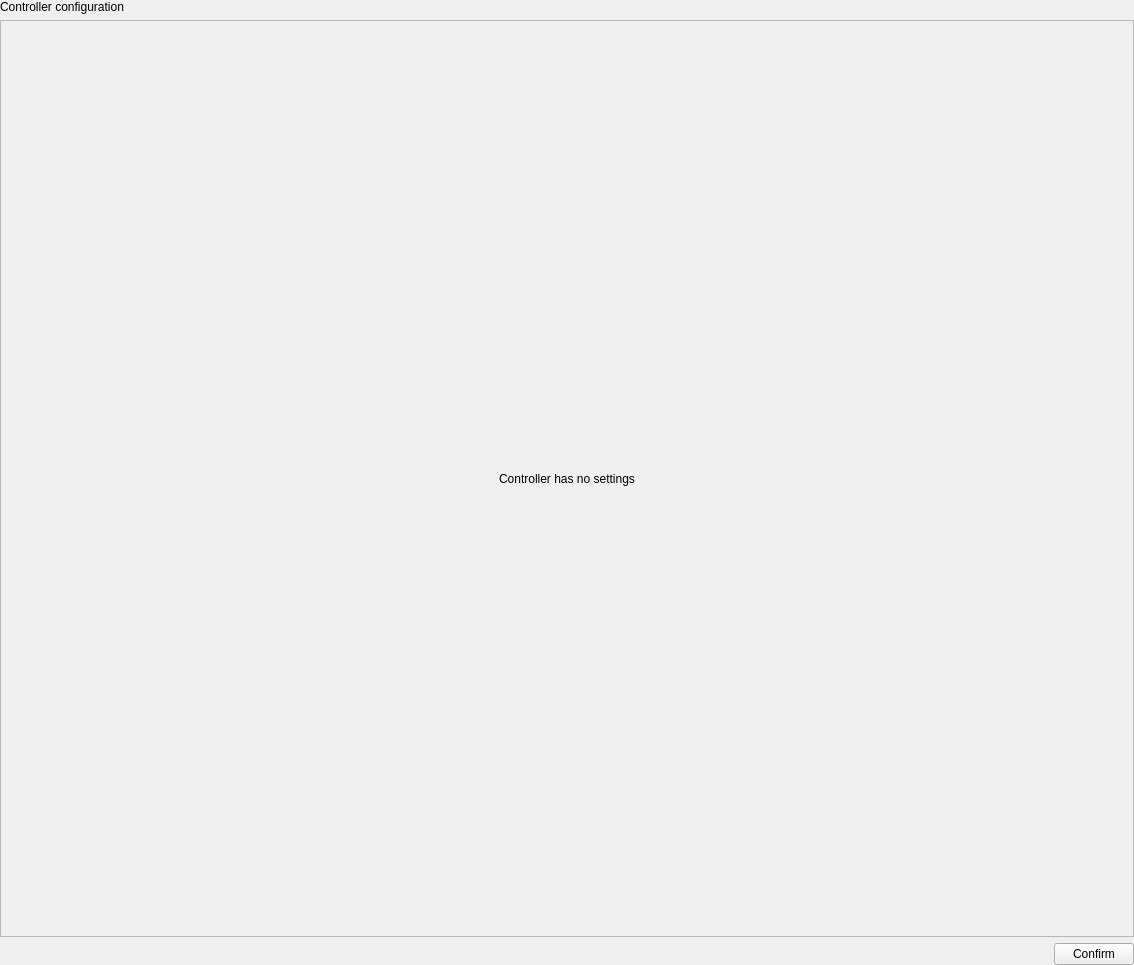
First picture: the form in src/libs/libhardware/hardware/ControllerActivity.ui, repository mrdeveloperdude/OctoMY, before the edit.
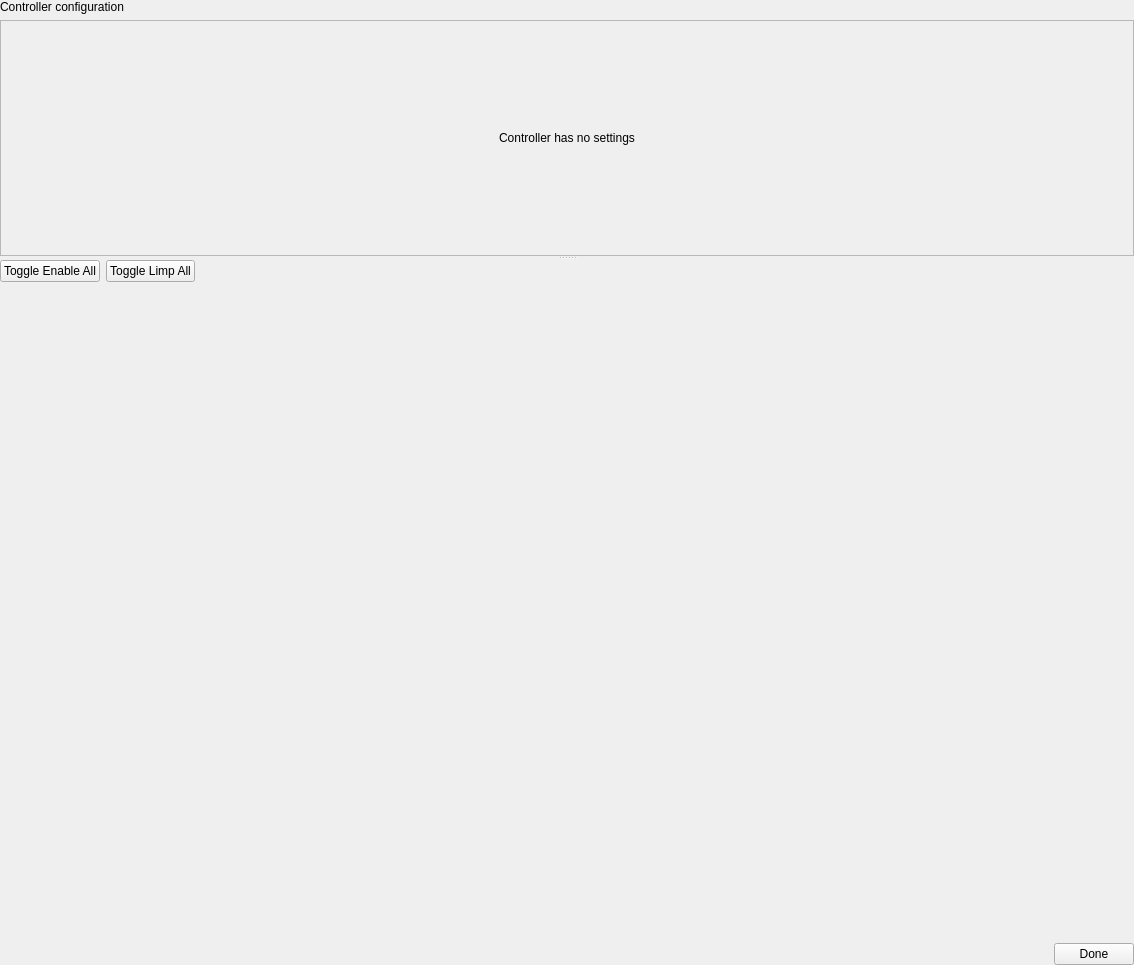
Second picture: the form after the edit. Custom widgets are drawn as their Qt base class.

Diff of the .ui file:
```diff
--- a/src/libs/libhardware/hardware/ControllerActivity.ui
+++ b/src/libs/libhardware/hardware/ControllerActivity.ui
@@ -13,7 +13,7 @@
   <property name="windowTitle">
    <string>Form</string>
   </property>
-  <layout class="QVBoxLayout" name="verticalLayout">
+  <layout class="QVBoxLayout" name="verticalLayout_3" stretch="0,1,0">
    <property name="leftMargin">
     <number>0</number>
    </property>
@@ -40,6 +40,10 @@
     </widget>
    </item>
    <item>
+    <widget class="QSplitter" name="splitter">
+     <property name="orientation">
+      <enum>Qt::Orientation::Vertical</enum>
+     </property>
     <widget class="QScrollArea" name="scrollAreaControllerActivity">
      <property name="horizontalScrollBarPolicy">
       <enum>Qt::ScrollBarPolicy::ScrollBarAlwaysOff</enum>
@@ -56,7 +60,7 @@
         <x>0</x>
         <y>0</y>
         <width>1132</width>
-        <height>907</height>
+         <height>244</height>
        </rect>
       </property>
       <property name="sizePolicy">
@@ -100,6 +104,59 @@
       </layout>
      </widget>
     </widget>
+     <widget class="QWidget" name="widget" native="true">
+      <layout class="QVBoxLayout" name="verticalLayout_2" stretch="0,1">
+       <property name="leftMargin">
+        <number>0</number>
+       </property>
+       <property name="topMargin">
+        <number>0</number>
+       </property>
+       <property name="rightMargin">
+        <number>0</number>
+       </property>
+       <property name="bottomMargin">
+        <number>0</number>
+       </property>
+       <item>
+        <layout class="QHBoxLayout" name="horizontalLayout_2">
+         <item>
+          <widget class="QPushButton" name="pushButtonToggleEnableAll">
+           <property name="text">
+            <string>Toggle Enable All</string>
+           </property>
+          </widget>
+         </item>
+         <item>
+          <widget class="QPushButton" name="pushButtonToggleLimpAll">
+           <property name="text">
+            <string>Toggle Limp All</string>
+           </property>
+          </widget>
+         </item>
+         <item>
+          <spacer name="horizontalSpacer_2">
+           <property name="orientation">
+            <enum>Qt::Orientation::Horizontal</enum>
+           </property>
+           <property name="sizeHint" stdset="0">
+            <size>
+             <width>40</width>
+             <height>20</height>
+            </size>
+           </property>
+          </spacer>
+         </item>
+        </layout>
+       </item>
+       <item>
+        <widget class="ActuatorManagerWidget" name="widgetActuatorManager" native="true">
+         <layout class="QVBoxLayout" name="verticalLayout"/>
+        </widget>
+       </item>
+      </layout>
+     </widget>
+    </widget>
    </item>
    <item>
     <layout class="QHBoxLayout" name="horizontalLayout">
@@ -119,7 +176,7 @@
      <item>
       <widget class="QPushButton" name="pushButtonConfirm">
        <property name="text">
-        <string>Confirm</string>
+        <string>Done</string>
        </property>
       </widget>
      </item>
@@ -127,6 +184,14 @@
    </item>
   </layout>
  </widget>
+ <customwidgets>
+  <customwidget>
+   <class>ActuatorManagerWidget</class>
+   <extends>QWidget</extends>
+   <header location="global">hardware/actuator/ActuatorManagerWidget.hpp</header>
+   <container>1</container>
+  </customwidget>
+ </customwidgets>
  <resources/>
  <connections>
   <connection>
```
Left out of the diff: 42 changed lines with no effect on the pictures. Lines whose indentation alone changed are shown as unchanged.
